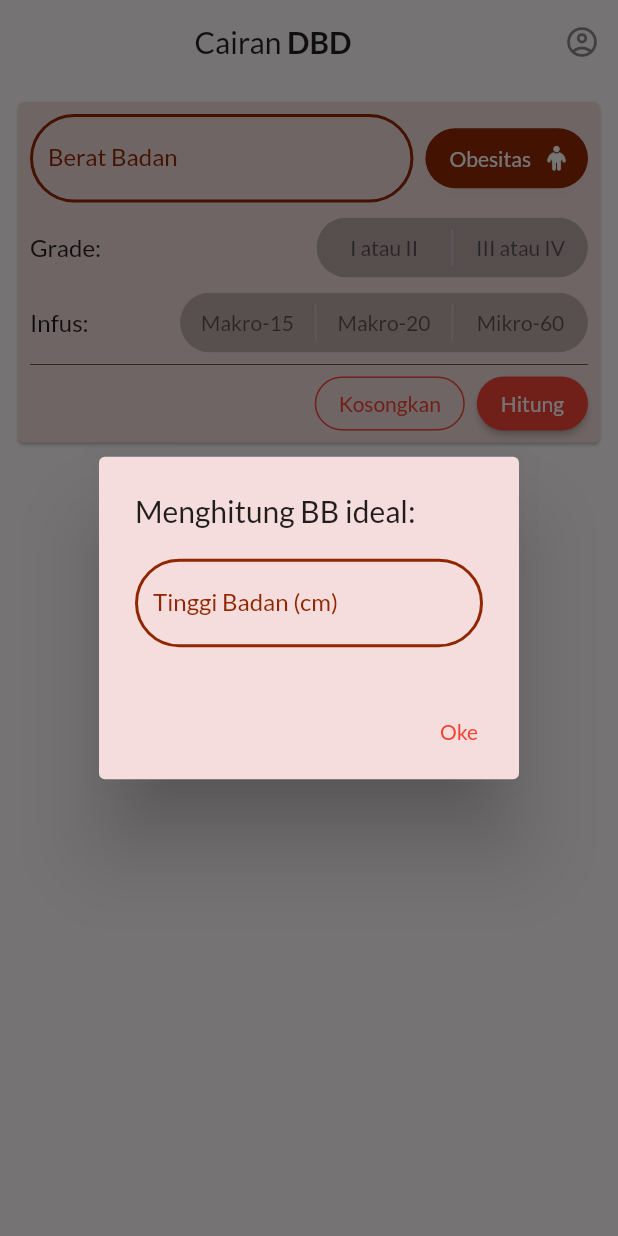
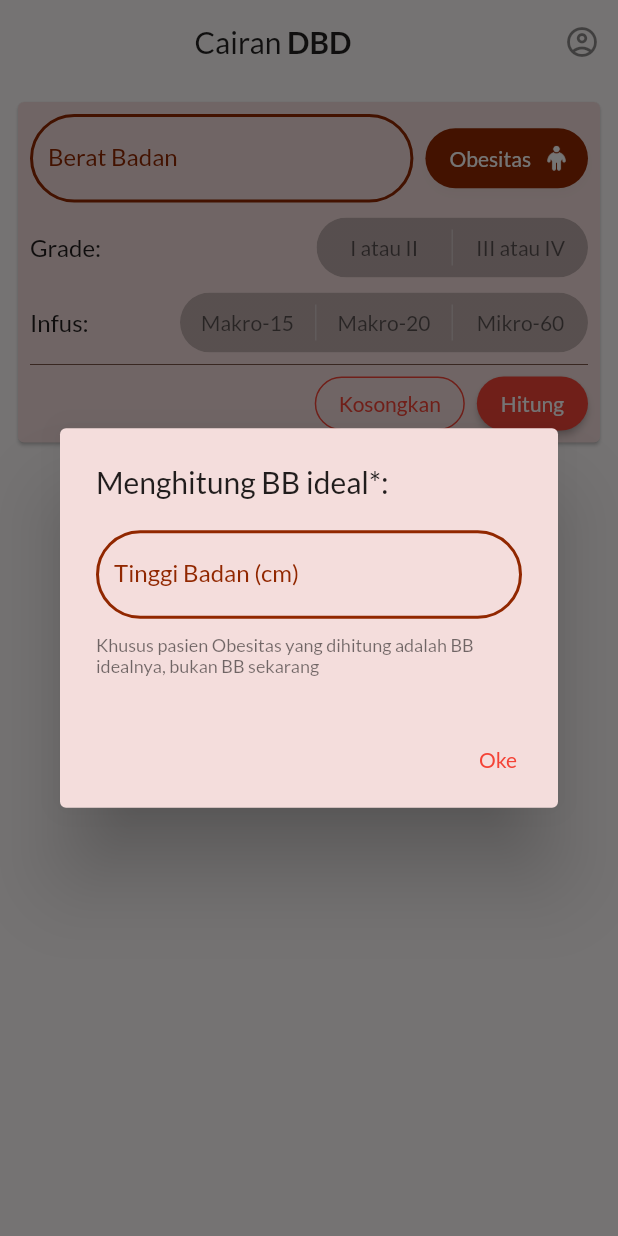
Before and after one commit to saptosutardi/Cairan-DBD, a Flutter app: the MyHomePage screen opened directly, after a tap on "Obesitas", on a phone screen of 412 x 824 dp. Run offline on Flutter 3.47's test engine with Material 2 defaults, Android fonts, the phone set to English and light mode, and no system bars; drawn by our look-alikes of toggle_switch; our stand-ins replace google_fonts.

Commit message:
Tampilan diperbaiaki: show bottom sheet

```diff
--- /dev/null
+++ b/lib/ObeseDialog.dart
@@ -0,0 +1,69 @@
+import 'globals.dart' as globals;
+import 'package:flutter/material.dart';
+
+class ObeseDialog extends StatelessWidget {
+  const ObeseDialog({Key? key}) : super(key: key);
+
+  @override
+  Widget build(BuildContext context) {
+    return AlertDialog(
+      backgroundColor: globals.pink,
+      title: const Text("Menghitung BB ideal*:"),
+      content: Wrap(
+        children: [
+          TextField(
+            controller: globals.etHeight,
+            maxLength: 4,
+            keyboardType: TextInputType.number,
+            decoration: const InputDecoration(
+              focusedBorder: OutlineInputBorder(
+                borderSide: BorderSide(
+                    color: Color.fromARGB(255, 145, 39, 0), width: 2.0),
+                borderRadius: BorderRadius.all(Radius.circular(15.0)),
+              ),
+              enabledBorder: OutlineInputBorder(
+                borderSide: BorderSide(
+                    color: Color.fromARGB(255, 145, 39, 0), width: 2.0),
+                borderRadius: BorderRadius.all(Radius.circular(30.0)),
+              ),
+              labelStyle: TextStyle(color: Color.fromARGB(255, 145, 39, 0)),
+              labelText: "Tinggi Badan (cm)",
+              counterText: "",
+              suffix: Text('cm'),
+            ),
+          ),
+          Container(
+            margin: const EdgeInsets.only(top: 10),
+            child: const Flexible(
+                child: Text(
+                    "Khusus pasien Obesitas yang dihitung adalah BB idealnya, bukan BB sekarang",
+                    style: TextStyle(fontSize: 12, color: Colors.black54))),
+          )
+        ],
+      ),
+
+      // TextButton(onPressed: (){}, child: Text("OK"))
+      actions: <Widget>[
+        TextButton(
+          style: ButtonStyle(
+            foregroundColor: MaterialStateProperty.all<Color>(Colors.red),
+          ),
+          onPressed: () {
+            double? ideal = idealWeightCalc(globals.etHeight);
+            int idealInt = ideal.toInt();
+            globals.etWeightHolder.text = idealInt.toString();
+            Navigator.pop(context, 'Oke');
+          },
+          child: const Text('Oke'),
+        ),
+      ],
+    );
+  }
+
+  double idealWeightCalc(TextEditingController etHeight) {
+    double height = double.parse(etHeight.text); // in cm
+    double idealBMI = 22;
+    double idealWg = height * height * idealBMI / 10000;
+    return idealWg;
+  }
+}
--- /dev/null
+++ b/lib/globals.dart
@@ -0,0 +1,26 @@
+library flutter_application_1.globals;
+
+import 'package:flutter/material.dart';
+
+get groupValue => null;
+bool obes = true;
+Color brown = const Color.fromARGB(255, 145, 39, 0);
+Color pink = const Color(0xFFF4DDDC);
+double weight = 0;
+// String needed = 'Isotonik (RL): \189 ml/jam =';
+
+var arrGrade = ['I atau II', 'III atau IV'];
+var arrInfus = const ['Makro-15', 'Makro-20', 'Mikro-60'];
+final etWeightHolder = TextEditingController();
+final etHeight = TextEditingController();
+int? grade;
+int? infus;
+int? idealWeight;
+bool? predic;
+int visibleRecomendation = 0;
+int need = 0;
+int dpm = 0;
+String sDPM = "";
+String result = '';
+// var sWeight = ["Berat Badan", "Prediksi Berat Badan"];
+final Uri url = Uri.parse('https://www.instagram.com/saptosutardi/');
--- a/lib/main.dart
+++ b/lib/main.dart
@@ -2,6 +2,8 @@ import 'package:flutter/material.dart';
 import 'package:google_fonts/google_fonts.dart';
 import 'package:toggle_switch/toggle_switch.dart';
 import 'package:url_launcher/url_launcher.dart';
+import 'ObeseDialog.dart';
+import 'globals.dart' as globals;
 
 void main() {
   runApp(const MyApp());
@@ -28,39 +30,19 @@ class MyHomePage extends StatefulWidget {
   final String title;
 
   @override
-  State<MyHomePage> createState() => _MyHomePageState();
+  State<MyHomePage> createState() => MyHomePageState();
 }
 
-class _MyHomePageState extends State<MyHomePage> {
-  get groupValue => null;
-  bool _obes = true;
-  Color brown = const Color.fromARGB(255, 145, 39, 0);
-  Color pink = const Color(0xFFF4DDDC);
-  double weight = 0;
-  // String needed = 'Isotonik (RL): \189 ml/jam =';
-
-  var arrGrade = ['I atau II', 'III atau IV'];
-  var arrInfus = const ['Makro-15', 'Makro-20', 'Mikro-60'];
-  final etWeightHolder = TextEditingController();
-  final etHeight = TextEditingController();
-  int? grade;
-  int? infus;
-  int? idealWeight;
-  bool? predic;
-  int visibleRecomendation = 0;
-  int need = 0;
-  int dpm = 0;
-  String sDPM = "";
-  String result = '';
-  // var sWeight = ["Berat Badan", "Prediksi Berat Badan"];
-  final Uri url = Uri.parse('https://www.instagram.com/saptosutardi/');
-
+class MyHomePageState extends State<MyHomePage> {
   @override
   Widget build(BuildContext context) {
     return Scaffold(
+      // APP BAR
       appBar: AppBar(
         centerTitle: true,
         backgroundColor: const Color(0xFFFFFBFA),
+
+        // HEADER
         title: Row(
           mainAxisAlignment: MainAxisAlignment.center,
           children: const [
@@ -76,6 +58,8 @@ class _MyHomePageState extends State<MyHomePage> {
             // style: GoogleFonts.lato(fontStyle: FontStyle.italic)),
           ],
         ),
+
+        // ABOUT US
         actions: <Widget>[
           IconButton(
             icon: const Icon(Icons.account_circle_outlined,
@@ -89,7 +73,7 @@ class _MyHomePageState extends State<MyHomePage> {
                       shape: const RoundedRectangleBorder(
                           borderRadius:
                               BorderRadius.all(Radius.circular(30.0))),
-                      backgroundColor: pink,
+                      backgroundColor: globals.pink, //
                       title: const Text('Tentang Aplikasi ini'),
                       content: Row(children: [
                         Container(
@@ -153,6 +137,7 @@ class _MyHomePageState extends State<MyHomePage> {
                     padding: const EdgeInsets.all(8.0),
                     child: Column(
                       children: <Widget>[
+                        // BERAT BADAN
                         Row(
                           mainAxisAlignment: MainAxisAlignment.spaceEvenly,
                           children: [
@@ -160,7 +145,7 @@ class _MyHomePageState extends State<MyHomePage> {
                               // WEIGHT
                               child: TextField(
                                 // controller: etWeightHolder,
-                                controller: etWeightHolder,
+                                controller: globals.etWeightHolder,
                                 maxLength: 4,
                                 keyboardType: TextInputType.number,
                                 decoration: const InputDecoration(
@@ -195,92 +180,31 @@ class _MyHomePageState extends State<MyHomePage> {
                                   textDirection: TextDirection.rtl,
                                   child: ElevatedButton.icon(
                                     onPressed: () {
-                                      setState(() => _obes = !_obes);
+                                      setState(
+                                          () => globals.obes = !globals.obes);
                                       showDialog(
                                           context: context,
                                           builder: (BuildContext contex) {
-                                            return AlertDialog(
-                                              backgroundColor: pink,
-                                              title: const Text(
-                                                  "Menghitung BB ideal:"),
-                                              content: TextField(
-                                                controller: etHeight,
-                                                maxLength: 4,
-                                                keyboardType:
-                                                    TextInputType.number,
-                                                decoration:
-                                                    const InputDecoration(
-                                                  focusedBorder:
-                                                      OutlineInputBorder(
-                                                    borderSide: BorderSide(
-                                                        color: Color.fromARGB(
-                                                            255, 145, 39, 0),
-                                                        width: 2.0),
-                                                    borderRadius:
-                                                        BorderRadius.all(
-                                                            Radius.circular(
-                                                                15.0)),
-                                                  ),
-                                                  enabledBorder:
-                                                      OutlineInputBorder(
-                                                    borderSide: BorderSide(
-                                                        color: Color.fromARGB(
-                                                            255, 145, 39, 0),
-                                                        width: 2.0),
-                                                    borderRadius:
-                                                        BorderRadius.all(
-                                                            Radius.circular(
-                                                                30.0)),
-                                                  ),
-                                                  labelStyle: TextStyle(
-                                                      color: Color.fromARGB(
-                                                          255, 145, 39, 0)),
-                                                  labelText:
-                                                      "Tinggi Badan (cm)",
-                                                  counterText: "",
-                                                  suffix: Text('cm'),
-                                                ),
-                                              ),
-
-                                              // TextButton(onPressed: (){}, child: Text("OK"))
-                                              actions: <Widget>[
-                                                TextButton(
-                                                  style: ButtonStyle(
-                                                    foregroundColor:
-                                                        MaterialStateProperty
-                                                            .all<Color>(
-                                                                Colors.red),
-                                                  ),
-                                                  onPressed: () {
-                                                    double? ideal =
-                                                        idealWeightCalc(
-                                                            etHeight);
-                                                    int idealInt =
-                                                        ideal.toInt();
-                                                    etWeightHolder.text =
-                                                        idealInt.toString();
-                                                    Navigator.pop(
-                                                        context, 'Oke');
-                                                  },
-                                                  child: const Text('Oke'),
-                                                ),
-                                              ],
-                                            );
+                                            return const ObeseDialog();
                                           });
                                     },
                                     icon: Image.asset(
                                       'assets/fat_man.png',
                                       height: 18,
                                       width: 18,
-                                      color:
-                                          _obes ? Colors.black45 : Colors.white,
+                                      color: globals.obes
+                                          ? Colors.black45
+                                          : Colors.white,
                                     ),
                                     label: const Text('Obesitas'),
                                     style: ElevatedButton.styleFrom(
-                                      primary: _obes ? Colors.black12 : brown,
+                                      primary: globals.obes
+                                          ? Colors.black12
+                                          : globals.brown,
                                       shadowColor: Colors.black12,
-                                      onPrimary:
-                                          _obes ? Colors.black54 : Colors.white,
+                                      onPrimary: globals.obes
+                                          ? Colors.black54
+                                          : Colors.white,
                                       shape: const StadiumBorder(),
                                     ),
                                   )),
@@ -303,16 +227,16 @@ class _MyHomePageState extends State<MyHomePage> {
                               ToggleSwitch(
                                 minWidth: 90.0,
                                 cornerRadius: 20.0,
-                                activeBgColor: [brown],
+                                activeBgColor: [globals.brown],
                                 activeFgColor: Colors.white,
                                 inactiveBgColor: Colors.black12,
                                 inactiveFgColor: Colors.black54,
-                                initialLabelIndex: grade,
+                                initialLabelIndex: globals.grade,
                                 totalSwitches: 2,
-                                labels: arrGrade,
+                                labels: globals.arrGrade,
                                 radiusStyle: true,
                                 onToggle: (index) {
-                                  grade = index!;
+                                  globals.grade = index!;
                                 },
                               ),
                             ],
@@ -332,17 +256,17 @@ class _MyHomePageState extends State<MyHomePage> {
                                   child: ToggleSwitch(
                                     minWidth: 90.0,
                                     cornerRadius: 20.0,
-                                    activeBgColor: [brown],
+                                    activeBgColor: [globals.brown],
                                     activeFgColor: Colors.white,
                                     inactiveBgColor:
                                         const Color.fromARGB(31, 14, 12, 12),
                                     inactiveFgColor: Colors.black54,
-                                    initialLabelIndex: infus,
+                                    initialLabelIndex: globals.infus,
                                     totalSwitches: 3,
-                                    labels: arrInfus,
+                                    labels: globals.arrInfus,
                                     radiusStyle: true,
                                     onToggle: (index) {
-                                      infus = index!;
+                                      globals.infus = index!;
                                     },
                                   ),
                                 ),
@@ -362,10 +286,10 @@ class _MyHomePageState extends State<MyHomePage> {
                               child: OutlinedButton(
                                 onPressed: () {
                                   setState(() {
-                                    grade = null;
-                                    infus = null;
-                                    etWeightHolder.text = "";
-                                    visibleRecomendation = 0;
+                                    globals.grade = null;
+                                    globals.infus = null;
+                                    globals.etWeightHolder.text = "";
+                                    globals.visibleRecomendation = 0;
                                   });
                                 },
                                 style: OutlinedButton.styleFrom(
@@ -379,7 +303,7 @@ class _MyHomePageState extends State<MyHomePage> {
                             SizedBox(
                                 height: 36,
                                 child: ElevatedButton(
-                                  onPressed: getTextInputData,
+                                  onPressed: getTextInputData0,
                                   style: ElevatedButton.styleFrom(
                                       primary: Colors.red,
                                       shape: const StadiumBorder()),
@@ -390,31 +314,71 @@ class _MyHomePageState extends State<MyHomePage> {
                       ],
                     )),
               ),
+            ]),
+      ),
+    );
+  }
 
+  Widget buildSegment(String text) {
+    return Text(
+      text,
+      style: const TextStyle(color: Colors.black),
+    );
+  }
+
+  void getTextInputData0() {
+    setState(() {
+      globals.result = globals.etWeightHolder.text;
+
+      if (globals.result.isEmpty ||
+          globals.grade == null ||
+          globals.infus == null) {
+        showDialog(
+            context: context,
+            builder: (BuildContext contex) {
+              return AlertDialog(
+                title: const Text("Perhatikan..."),
+                content: const Text("Silakan mengisi form dengan lengkap!"),
+                actions: <Widget>[
+                  TextButton(
+                    child: const Text('Oke'),
+                    onPressed: () {
+                      Navigator.of(context).pop();
+                    },
+                  ),
+                ],
+              );
+            });
+      } else {
+        getTextInputData();
+      }
+    });
+  }
+
+  void getTextInputData() {
+    calculating();
+    showModalBottomSheet(
+        context: context,
+        backgroundColor: Colors.pink[50],
+        shape: const RoundedRectangleBorder(
+          borderRadius: BorderRadius.only(
+              topLeft: Radius.circular(15.0), topRight: Radius.circular(15.0)),
+        ),
+        builder: (BuildContext build) {
+          var needs = globals.need;
+          return Container(
+            padding: const EdgeInsets.all(15),
+            child: Wrap(
+              children: [
                 Container(
-                margin: const EdgeInsets.only(top: 15.0),
-                child: Column(
-                  children: <Widget>[
-                    if (visibleRecomendation == 1)
-                      const Text(
-                          'REKOMENDASI:'), // Only visible if condition is true
-                  ],
-                ),
-              ),
-
-              // REKOMENDASI
-              Column(
-                children: <Widget>[
-                  if (visibleRecomendation == 1)
-                    Card(
-                      color: const Color(0xFFF4DDDC),
-                      clipBehavior: Clip.antiAlias,
-                      child: Container(
-                        padding: const EdgeInsets.all(8.0),
-                        child: Column(
-                          children: [
+                    margin: const EdgeInsets.all(10),
+                    width: double.infinity,
+                    child: const Text(
+                      'REKOMENDASI:',
+                      style: TextStyle(fontWeight: FontWeight.bold),
+                      textAlign: TextAlign.center,
+                    )),
                 Row(
-                              // mainAxisSize: MainAxisSize.min,
                   children: const [
                     Text(
                       "INFUS:",
@@ -432,7 +396,7 @@ class _MyHomePageState extends State<MyHomePage> {
                           color: Colors.blue,
                         ),
                       ),
-                                  Text("Isotonik (RL): \n$need ml/jam = "),
+                      Text("Isotonik (RL): \n$needs need ml/jam = "),
                     ]),
 
                     const Spacer(),
@@ -442,105 +406,39 @@ class _MyHomePageState extends State<MyHomePage> {
                         alignment: Alignment.bottomCenter,
                         child: Row(children: [
                           Text(
-                                        sDPM,
+                            globals.sDPM,
                             style: const TextStyle(
                                 color: Colors.red, fontSize: 28),
                           ),
                           Container(
-                                          padding:
-                                              const EdgeInsets.only(left: 5),
+                              padding: const EdgeInsets.only(left: 5),
                               child: const Text('TPM'))
                         ])),
                   ],
                 ),
               ],
             ),
-                      ),
-                    )
-                ],
-              )
-            ]),
-      ),
-    );
-  }
-
-  Widget buildSegment(String text) {
-    return Text(
-      text,
-      style: const TextStyle(color: Colors.black),
-    );
-  }
-
-  void getTextInputData() {
-    showModalBottomSheet<void>(
-      context: context,
-      builder: (BuildContext context) {
-        return Container(
-          height: 200,
-          color: Colors.amber,
-          child: Center(
-            child: Column(
-              mainAxisAlignment: MainAxisAlignment.center,
-              mainAxisSize: MainAxisSize.min,
-              children: <Widget>[
-                const Text('Modal BottomSheet'),
-                ElevatedButton(
-                  child: const Text('Close BottomSheet'),
-                  onPressed: () => Navigator.pop(context),
-                )
-              ],
-            ),
-          ),
-        );
-      },
-    );
-  }
-
-/*
-  void getTextInputData0() {
-    setState(() {
-      result = etWeightHolder.text;
-      if (result.isNotEmpty) {
-        getTextInputData();
-      } else {
-        showDialog(
-            context: context,
-            builder: (BuildContext contex) {
-              return AlertDialog(
-                title: const Text("Perhatikan..."),
-                content: const Text("Silakan mengisi form dengan lengkap!"),
-                actions: <Widget>[
-                  TextButton(
-                    style: ButtonStyle(
-                      foregroundColor:
-                          MaterialStateProperty.all<Color>(Colors.red),
-                    ),
-                    onPressed: () => Navigator.pop(context, 'OK'),
-                    child: const Text('Oke'),
-                  ),
-                ],
           );
         });
   }
-    });
-  } */
 
-  void getTextInputData() {
+  void calculating() {
     setState(() {
-      result = etWeightHolder.text;
-      visibleRecomendation = 1;
+      // result = etWeightHolder.text;
+      // visibleRecomendation = 1;
 
-      int wg = int.parse(result);
-      if (grade == 0) {
+      var infus = globals.infus;
+      int wg = int.parse(globals.result);
+      if (globals.grade == 0) {
         if (wg < 15) {
-          need = (wg * 7).toInt();
+          globals.need = (wg * 7).toInt();
         } else if (wg > 40) {
-          need = (wg * 3).toInt();
+          globals.need = (wg * 3).toInt();
         } else {
-          need = (wg * 5).toInt();
+          globals.need = (wg * 5).toInt();
         }
       } else {
-        need = (wg * 20).toInt();
+        globals.need = (wg * 20).toInt();
       }
 
       int dropFac;
@@ -552,8 +450,9 @@ class _MyHomePageState extends State<MyHomePage> {
         dropFac = 60;
       }
 
-      dpm = (need * dropFac) ~/ 60; //((need*dropFac)/60).toInt();
-      sDPM = dpm.toString();
+      globals.dpm =
+          (globals.need * dropFac) ~/ 60; //((need*dropFac)/60).toInt();
+      globals.sDPM = globals.dpm.toString();
     });
   }
 
@@ -565,7 +464,7 @@ class _MyHomePageState extends State<MyHomePage> {
   }
 
   void _launchUrl() {
-    launchUrl(Uri.parse(url.toString()));
+    launchUrl(Uri.parse(globals.url.toString()));
   }
 }
 
--- /dev/null
+++ b/lib/title.dart
@@ -0,0 +1,24 @@
+import 'package:flutter/material.dart';
+import 'package:google_fonts/google_fonts.dart';
+
+import 'main.dart';
+
+void main() {
+  runApp(MyApp());
+}
+
+class MyApp extends StatelessWidget {
+  const MyApp({Key? key}) : super(key: key);
+
+  // This widget is the root of your application.
+  @override
+  Widget build(BuildContext context) => MaterialApp(
+      debugShowCheckedModeBanner: false,
+      title: 'Cairan DBD',
+      home: const MyHomePage(title: 'Perhitungan Carian DBD'),
+      theme: ThemeData(
+        textTheme: GoogleFonts.latoTextTheme(
+          Theme.of(context).textTheme,
+        ),
+      ));
+}
--- a/pubspec.yaml
+++ b/pubspec.yaml
@@ -36,6 +36,7 @@ dependencies:
   cupertino_icons: ^1.0.2
   toggle_switch: ^2.0.1
   google_fonts: ^3.0.1
+  url_launcher: ^6.1.5
 
 dev_dependencies:
   flutter_test:
```
Also changed, not shown: pubspec.lock, 5 other files. Lines whose indentation alone changed are shown as unchanged.
